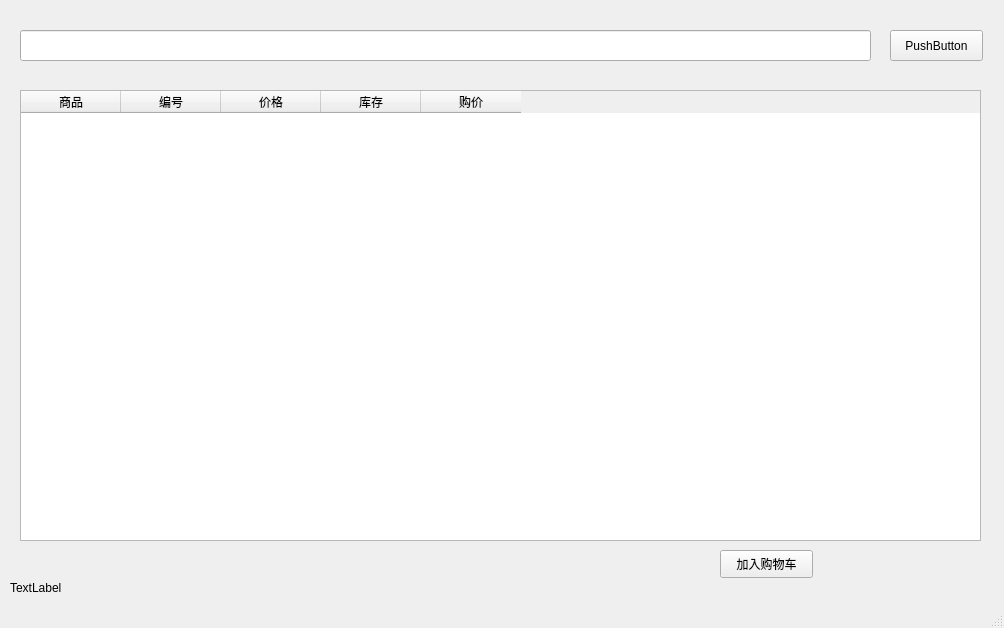
late0001/price_relations, file cmpp.ui: the form before one commit.
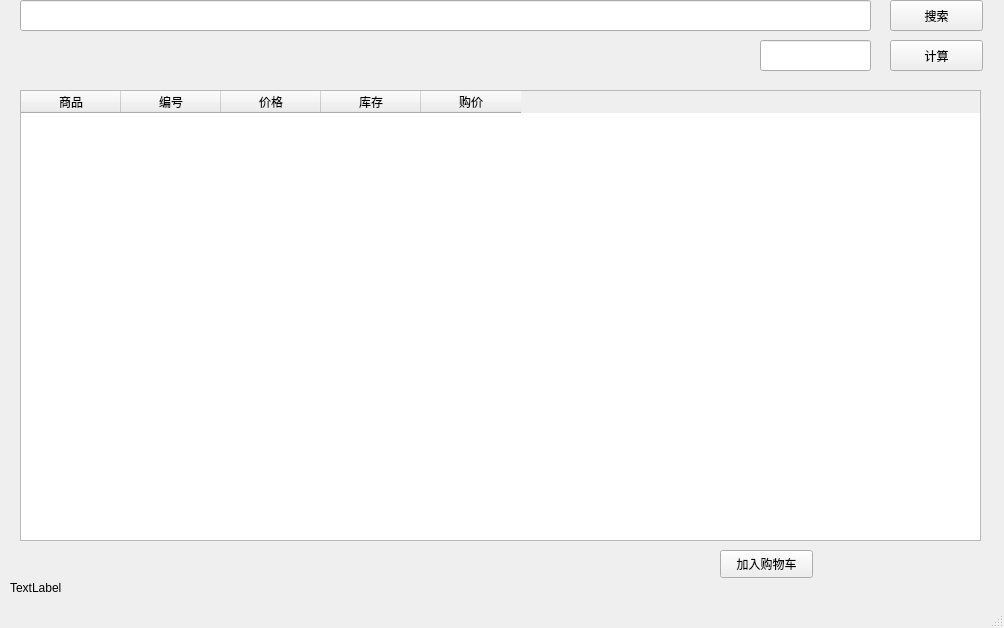
The form after the commit.

Commit message: Realize the calculation of the specified quantity of purchase

Diff of the .ui file:
```diff
--- a/cmpp.ui
+++ b/cmpp.ui
@@ -18,7 +18,7 @@
     <property name="geometry">
      <rect>
       <x>20</x>
-      <y>30</y>
+      <y>0</y>
       <width>851</width>
       <height>31</height>
      </rect>
@@ -28,13 +28,13 @@
     <property name="geometry">
      <rect>
       <x>890</x>
-      <y>30</y>
+      <y>0</y>
       <width>93</width>
       <height>31</height>
      </rect>
     </property>
     <property name="text">
-     <string>PushButton</string>
+     <string>搜索</string>
     </property>
    </widget>
    <widget class="QLabel" name="statusLabel">
@@ -113,6 +113,29 @@
      <string>加入购物车</string>
     </property>
    </widget>
+   <widget class="QLineEdit" name="edt_quantity">
+    <property name="geometry">
+     <rect>
+      <x>760</x>
+      <y>40</y>
+      <width>111</width>
+      <height>31</height>
+     </rect>
+    </property>
+   </widget>
+   <widget class="QPushButton" name="btn_Calc">
+    <property name="geometry">
+     <rect>
+      <x>890</x>
+      <y>40</y>
+      <width>93</width>
+      <height>31</height>
+     </rect>
+    </property>
+    <property name="text">
+     <string>计算</string>
+    </property>
+   </widget>
   </widget>
   <widget class="QMenuBar" name="menubar">
    <property name="geometry">
```
The commit also changes 3 other files.
